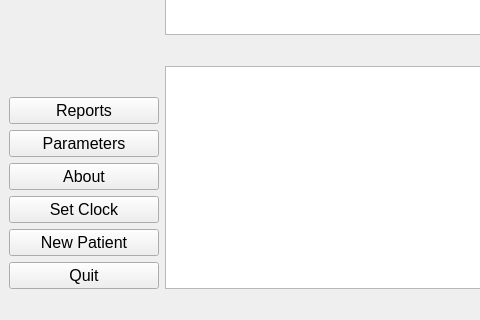
First picture: the form in DCM/ui_files/dcm.ui, repository CarlosCapili/3K04-Pacemaker-Project, before the edit; both pictures show x 0 to 480 and y 274 to 594 of the 1080 by 594 pixel window.
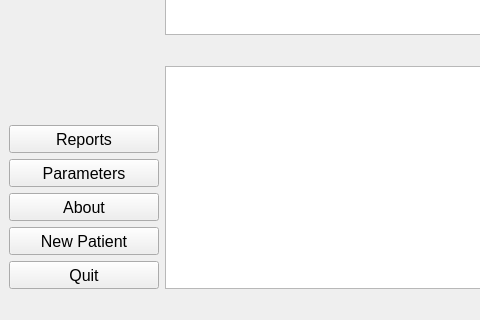
Second picture: the form after the edit. Custom widgets are drawn as their Qt base class.

Commit message: delete set clock

```diff
--- a/DCM/ui_files/dcm.ui
+++ b/DCM/ui_files/dcm.ui
@@ -276,36 +276,6 @@
         </property>
        </widget>
       </item>
-      <item>
-       <widget class="QPushButton" name="set_clock_btn">
-        <property name="sizePolicy">
-         <sizepolicy hsizetype="Preferred" vsizetype="Preferred">
-          <horstretch>0</horstretch>
-          <verstretch>0</verstretch>
-         </sizepolicy>
-        </property>
-        <property name="minimumSize">
-         <size>
-          <width>150</width>
-          <height>0</height>
-         </size>
-        </property>
-        <property name="maximumSize">
-         <size>
-          <width>500</width>
-          <height>60</height>
-         </size>
-        </property>
-        <property name="font">
-         <font>
-          <pointsize>12</pointsize>
-         </font>
-        </property>
-        <property name="text">
-         <string>Set Clock</string>
-        </property>
-       </widget>
-      </item>
       <item>
        <widget class="QPushButton" name="new_patient_btn">
         <property name="enabled">
```
The commit also changes 4 other files.
